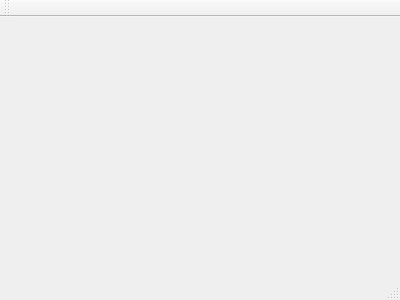
Before: the Qt Designer form mainwindow.ui in JGPorteous/COS2614_A2Q2, drawn with Qt 5.
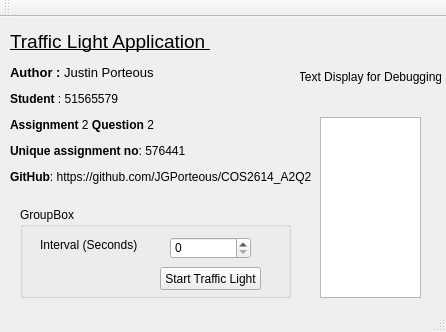
After: the same form once the commit is applied.

Patch:
```diff
--- a/mainwindow.ui
+++ b/mainwindow.ui
@@ -1,24 +1,118 @@
 <ui version="4.0">
  <class>MainWindow</class>
- <widget class="QMainWindow" name="MainWindow" >
-  <property name="geometry" >
+ <widget class="QMainWindow" name="MainWindow">
+  <property name="geometry">
    <rect>
     <x>0</x>
     <y>0</y>
-    <width>400</width>
-    <height>300</height>
+    <width>446</width>
+    <height>332</height>
    </rect>
   </property>
   <property name="windowTitle" >
    <string>MainWindow</string>
   </property>
-  <widget class="QMenuBar" name="menuBar" />
-  <widget class="QToolBar" name="mainToolBar" />
-  <widget class="QWidget" name="centralWidget" />
-  <widget class="QStatusBar" name="statusBar" />
+  <widget class="QWidget" name="centralWidget">
+   <widget class="QGraphicsView" name="gvTrafficLight">
+    <property name="geometry">
+     <rect>
+      <x>320</x>
+      <y>100</y>
+      <width>101</width>
+      <height>181</height>
+     </rect>
+    </property>
+   </widget>
+   <widget class="QLabel" name="lblTitleHeader">
+    <property name="geometry">
+     <rect>
+      <x>10</x>
+      <y>10</y>
+      <width>311</width>
+      <height>161</height>
+     </rect>
+    </property>
+    <property name="text">
+     <string>&lt;html&gt;&lt;head/&gt;&lt;body&gt;&lt;p&gt;&lt;span style=&quot; font-size:14pt; text-decoration: underline;&quot;&gt;Traffic Light Application &lt;/span&gt;&lt;/p&gt;&lt;p&gt;&lt;span style=&quot; font-size:10pt; font-weight:600;&quot;&gt;Author : &lt;/span&gt;&lt;span style=&quot; font-size:10pt;&quot;&gt;Justin Porteous&lt;/span&gt;&lt;/p&gt;&lt;p&gt;&lt;span style=&quot; font-weight:600;&quot;&gt;Student&lt;/span&gt; : 51565579&lt;/p&gt;&lt;p&gt;&lt;span style=&quot; font-weight:600;&quot;&gt;Assignment&lt;/span&gt; 2 &lt;span style=&quot; font-weight:600;&quot;&gt;Question&lt;/span&gt; 2&lt;/p&gt;&lt;p&gt;&lt;span style=&quot; font-weight:600;&quot;&gt;Unique assignment no&lt;/span&gt;: 576441&lt;/p&gt;&lt;p&gt;&lt;span style=&quot; font-weight:600;&quot;&gt;GitHub&lt;/span&gt;: https://github.com/JGPorteous/COS2614_A2Q2&lt;/p&gt;&lt;/body&gt;&lt;/html&gt;</string>
+    </property>
+   </widget>
+   <widget class="QGroupBox" name="gbSettings">
+    <property name="geometry">
+     <rect>
+      <x>20</x>
+      <y>190</y>
+      <width>271</width>
+      <height>91</height>
+     </rect>
+    </property>
+    <property name="title">
+     <string>GroupBox</string>
+    </property>
+    <widget class="QLabel" name="lblInterval">
+     <property name="geometry">
+      <rect>
+       <x>20</x>
+       <y>30</y>
+       <width>111</width>
+       <height>16</height>
+      </rect>
+     </property>
+     <property name="text">
+      <string>Interval (Seconds)</string>
+     </property>
+    </widget>
+    <widget class="QSpinBox" name="sbInterval">
+     <property name="geometry">
+      <rect>
+       <x>150</x>
+       <y>30</y>
+       <width>81</width>
+       <height>22</height>
+      </rect>
+     </property>
+    </widget>
+    <widget class="QPushButton" name="pbStartStop">
+     <property name="geometry">
+      <rect>
+       <x>140</x>
+       <y>60</y>
+       <width>101</width>
+       <height>23</height>
+      </rect>
+     </property>
+     <property name="text">
+      <string>Start Traffic Light</string>
+     </property>
+    </widget>
+   </widget>
+   <widget class="QLabel" name="lblCheckLight">
+    <property name="geometry">
+     <rect>
+      <x>300</x>
+      <y>50</y>
+      <width>141</width>
+      <height>20</height>
+     </rect>
+    </property>
+    <property name="text">
+     <string>Text Display for Debugging</string>
+    </property>
+    <property name="alignment">
+     <set>Qt::AlignCenter</set>
+    </property>
+   </widget>
+  </widget>
+  <widget class="QToolBar" name="mainToolBar">
+   <attribute name="toolBarArea">
+    <enum>TopToolBarArea</enum>
+   </attribute>
+   <attribute name="toolBarBreak">
+    <bool>false</bool>
+   </attribute>
+  </widget>
+  <widget class="QStatusBar" name="statusBar"/>
  </widget>
- <layoutDefault spacing="6" margin="11" />
- <pixmapfunction></pixmapfunction>
+ <layoutdefault spacing="6" margin="11"/>
  <resources/>
  <connections/>
 </ui>
```
Left out of the diff: 3 changed lines with no effect on the pictures.
